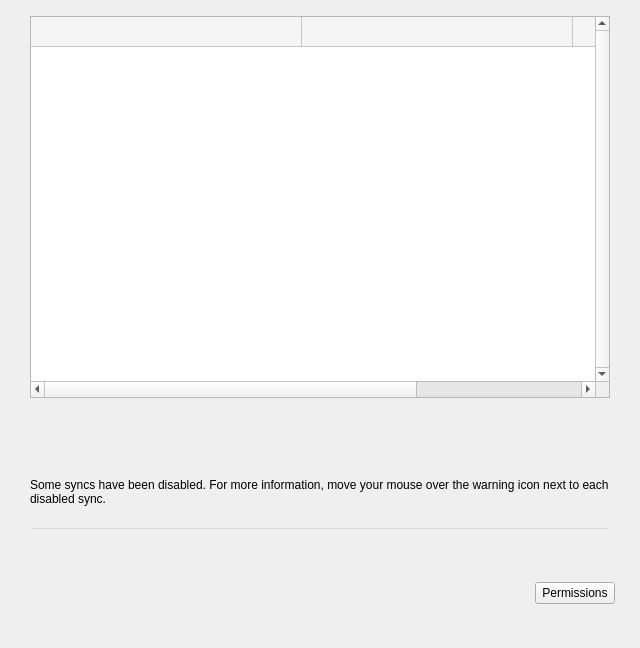
First picture: the form in src/MEGASync/gui/macx/SettingsDialog.ui, repository meganz/MEGAsync, before the edit.
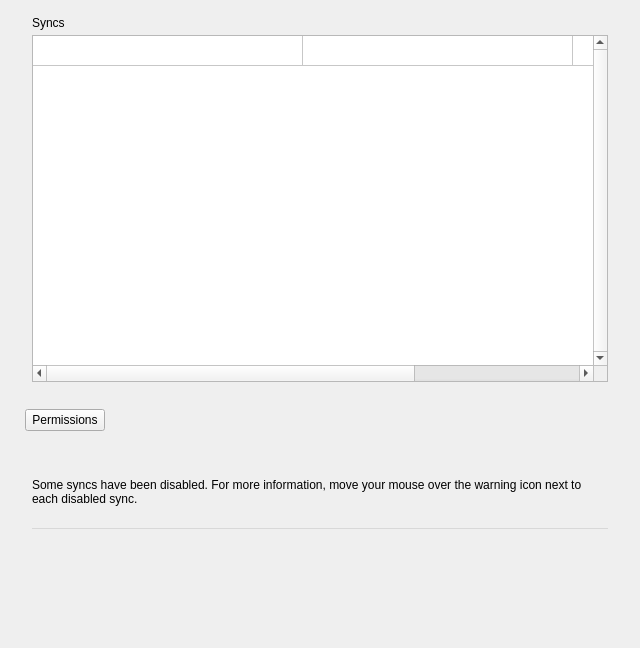
Second picture: the form after the edit. The open tabs and pages were chosen to show the change. Icons and pictures are not drawn. Custom widgets are drawn as their Qt base class.

Commit message: Adjust pane height and initial layout

The edit to the form file:
```diff
--- a/src/MEGASync/gui/macx/SettingsDialog.ui
+++ b/src/MEGASync/gui/macx/SettingsDialog.ui
@@ -177,6 +177,22 @@
   background-color: rgba(0,0,0,0.1);
 }
 
+/*Syncs pane css props*/
+
+QTableWidget::item:alternate 
+{ background-color: #F5F5F5; }
+QTableWidget::item:selected 
+{ background-color: #2e74f6; }
+QTableWidget::item:hover 
+{ background-color: #ebebeb; }
+QTableWidget::item 
+{ background-color: #FFFFFF; }
+
+QHeaderView::section 
+{
+  padding-left: 34px;
+}
+
 /* Security pane css props*/
 
 #lRecoveryKeyTitle, #lChangePasswordTitle
@@ -2510,13 +2526,13 @@
      <widget class="QWidget" name="pSyncs">
       <layout class="QVBoxLayout" name="verticalLayout_8" stretch="0">
        <property name="leftMargin">
-        <number>24</number>
+        <number>25</number>
        </property>
        <property name="topMargin">
         <number>5</number>
        </property>
        <property name="rightMargin">
-        <number>24</number>
+        <number>25</number>
        </property>
        <property name="bottomMargin">
         <number>0</number>
@@ -2525,7 +2541,7 @@
         <widget class="QWidget" name="gSyncs" native="true">
          <layout class="QVBoxLayout" name="verticalLayout_9">
           <property name="spacing">
-           <number>0</number>
+           <number>5</number>
           </property>
           <property name="leftMargin">
            <number>0</number>
@@ -2536,6 +2552,34 @@
           <property name="bottomMargin">
            <number>0</number>
           </property>
+          <item>
+           <widget class="QWidget" name="wSyncsLabel" native="true">
+            <layout class="QHBoxLayout" name="horizontalLayout_9">
+             <property name="leftMargin">
+              <number>7</number>
+             </property>
+             <property name="topMargin">
+              <number>0</number>
+             </property>
+             <property name="rightMargin">
+              <number>7</number>
+             </property>
+             <property name="bottomMargin">
+              <number>0</number>
+             </property>
+             <item>
+              <widget class="QLabel" name="lSyncs">
+               <property name="text">
+                <string>Syncs</string>
+               </property>
+               <property name="indent">
+                <number>0</number>
+               </property>
+              </widget>
+             </item>
+            </layout>
+           </widget>
+          </item>
           <item>
            <widget class="QWidget" name="wSyncsTable" native="true">
             <layout class="QVBoxLayout" name="verticalLayout_16">
@@ -2543,13 +2587,13 @@
               <number>0</number>
              </property>
              <property name="leftMargin">
-              <number>6</number>
+              <number>7</number>
              </property>
              <property name="topMargin">
               <number>0</number>
              </property>
              <property name="rightMargin">
-              <number>6</number>
+              <number>7</number>
              </property>
              <property name="bottomMargin">
               <number>0</number>
@@ -2559,16 +2603,17 @@
                <property name="enabled">
                 <bool>true</bool>
                </property>
+               <property name="minimumSize">
+                <size>
+                 <width>0</width>
+                 <height>295</height>
+                </size>
+               </property>
                <property name="cursor" stdset="0">
                 <cursorShape>PointingHandCursor</cursorShape>
                </property>
                <property name="styleSheet">
-                <string notr="true">QTableWidget::item:alternate { background-color: #ffffff; }
-QTableWidget::item:selected { background-color: #2e74f6; }
-QTableWidget::item:hover { background-color: #ebebeb; }
-QTableWidget::item { background-color: #F5F5F5; }
-
-</string>
+                <string notr="true"/>
                </property>
                <property name="frameShape">
                 <enum>QFrame::StyledPanel</enum>
@@ -2576,6 +2621,9 @@
                <property name="verticalScrollBarPolicy">
                 <enum>Qt::ScrollBarAlwaysOn</enum>
                </property>
+               <property name="horizontalScrollBarPolicy">
+                <enum>Qt::ScrollBarAsNeeded</enum>
+               </property>
                <property name="autoScroll">
                 <bool>false</bool>
                </property>
@@ -2619,10 +2667,10 @@
                 <bool>true</bool>
                </attribute>
                <attribute name="horizontalHeaderMinimumSectionSize">
-                <number>271</number>
+                <number>21</number>
                </attribute>
                <attribute name="horizontalHeaderDefaultSectionSize">
-                <number>271</number>
+                <number>270</number>
                </attribute>
                <attribute name="horizontalHeaderHighlightSections">
                 <bool>true</bool>
@@ -2683,14 +2731,14 @@
                </property>
                <property name="minimumSize">
                 <size>
-                 <width>580</width>
-                 <height>19</height>
+                 <width>576</width>
+                 <height>20</height>
                 </size>
                </property>
                <property name="maximumSize">
                 <size>
-                 <width>580</width>
-                 <height>19</height>
+                 <width>16777215</width>
+                 <height>20</height>
                 </size>
                </property>
               </widget>
@@ -2717,7 +2765,7 @@
             </property>
             <layout class="QHBoxLayout" name="horizontalLayout_6">
              <property name="leftMargin">
-              <number>7</number>
+              <number>0</number>
              </property>
              <property name="topMargin">
               <number>0</number>
@@ -2741,6 +2789,22 @@
                </property>
               </spacer>
              </item>
+             <item>
+              <widget class="QPushButton" name="bPermissions">
+               <property name="sizePolicy">
+                <sizepolicy hsizetype="Fixed" vsizetype="Fixed">
+                 <horstretch>0</horstretch>
+                 <verstretch>0</verstretch>
+                </sizepolicy>
+               </property>
+               <property name="text">
+                <string>Permissions</string>
+               </property>
+               <property name="autoDefault">
+                <bool>false</bool>
+               </property>
+              </widget>
+             </item>
             </layout>
            </widget>
           </item>
@@ -2966,13 +3030,13 @@
                   <number>3</number>
                  </property>
                  <property name="leftMargin">
-                  <number>6</number>
+                  <number>7</number>
                  </property>
                  <property name="topMargin">
                   <number>0</number>
                  </property>
                  <property name="rightMargin">
-                  <number>6</number>
+                  <number>7</number>
                  </property>
                  <property name="bottomMargin">
                   <number>0</number>
@@ -4194,22 +4258,6 @@
             <property name="bottomMargin">
              <number>0</number>
             </property>
-            <item>
-             <widget class="QPushButton" name="bPermissions">
-              <property name="sizePolicy">
-               <sizepolicy hsizetype="Fixed" vsizetype="Fixed">
-                <horstretch>0</horstretch>
-                <verstretch>0</verstretch>
-               </sizepolicy>
-              </property>
-              <property name="text">
-               <string>Permissions</string>
-              </property>
-              <property name="autoDefault">
-               <bool>false</bool>
-              </property>
-             </widget>
-            </item>
            </layout>
           </widget>
           <widget class="QWidget" name="wSecurityFooter">
```
Left out of the diff: 4 changed lines with no effect on the pictures. The commit also changes 1 other file.
